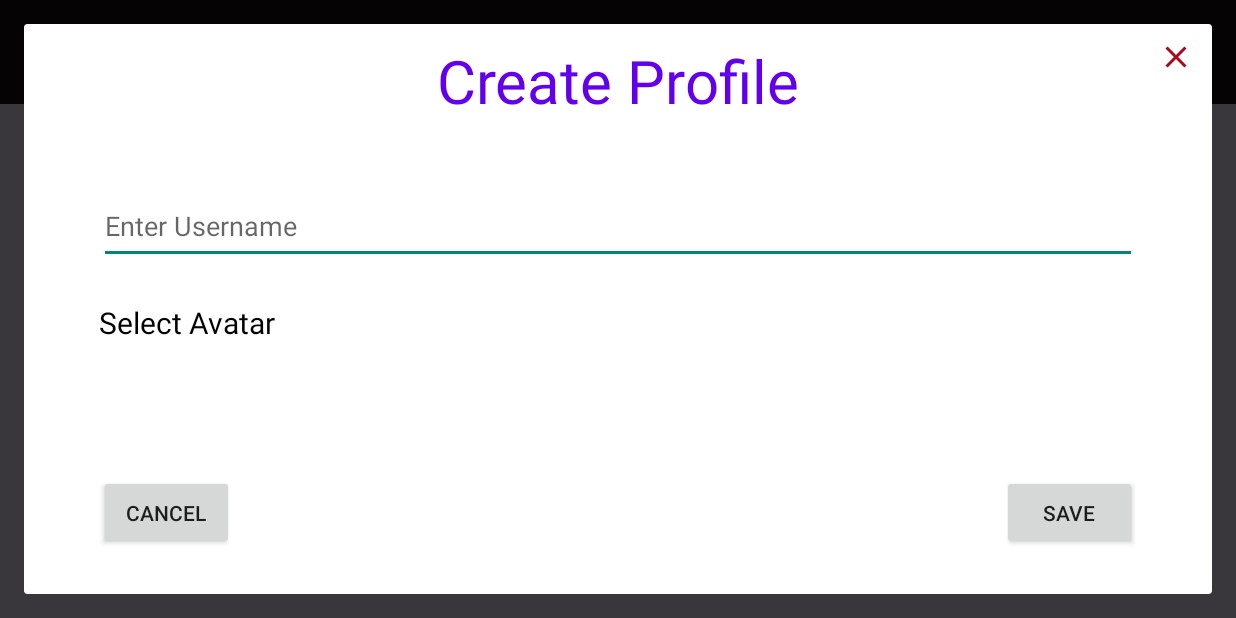
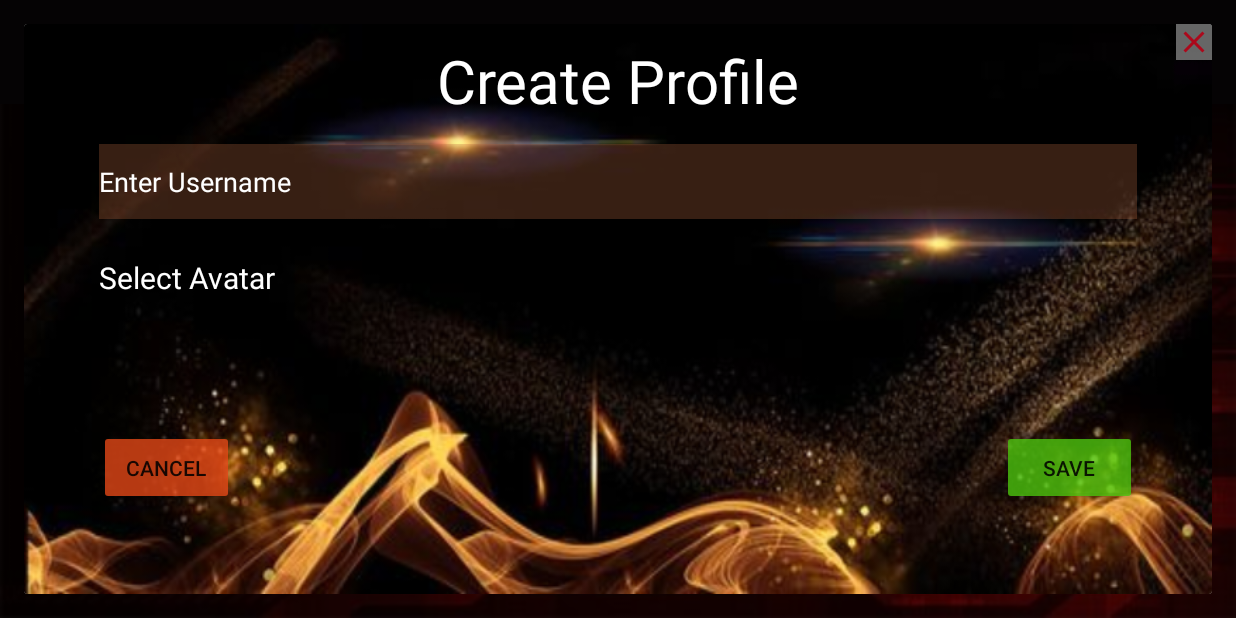
Before and after one commit to Ashwini-Suresh/PADEMO, an Android app: the fragment createDialog placed in its activity, tab 2 chosen, on a phone screen of 824 x 412 dp (held sideways). Run offline under Robolectric (Android 15) with nearby library versions, the phone set to English and light mode, and no system bars; 4 statements that could not run were skipped.

Commit message:
theme changed

```diff
--- a/PersonalAccountHMI/app/src/main/res/layout/activity_main.xml
+++ b/PersonalAccountHMI/app/src/main/res/layout/activity_main.xml
@@ -12,7 +12,7 @@
         android:layout_width="match_parent"
         android:layout_height="69dp"
         app:tabTextColor="#B78DEA"
-        app:tabSelectedTextColor="#FF9800"
+        app:tabSelectedTextColor="#DF2214"
         android:background="#0C080B">
 
         <com.google.android.material.tabs.TabItem
--- a/PersonalAccountHMI/app/src/main/res/layout/createdialog.xml
+++ b/PersonalAccountHMI/app/src/main/res/layout/createdialog.xml
@@ -5,6 +5,7 @@
     android:id="@+id/createdialog"
     android:layout_width="match_parent"
     android:layout_height="match_parent"
+    android:background="@drawable/bg4"
     android:minWidth="1000dp"
     android:minHeight="1000dp"
     android:orientation="vertical">
@@ -20,7 +21,7 @@
             android:layout_gravity="center|bottom"
             android:padding="5dp"
             android:text="Create Profile"
-            android:textColor="@color/purple_500"
+            android:textColor="@color/white"
             android:textSize="40dp" />
 
         <ImageButton
@@ -28,7 +29,7 @@
             android:layout_width="wrap_content"
             android:layout_height="wrap_content"
             android:layout_gravity="top|end"
-            android:backgroundTint="@android:color/transparent"
+            android:background="#66FFFFFF"
             android:scaleType="fitXY"
             app:srcCompat="@drawable/close"
             tools:ignore="SpeakableTextPresentCheck" />
@@ -39,11 +40,14 @@
         android:layout_width="match_parent"
         android:layout_height="50dp"
         android:layout_marginStart="50dp"
-        android:layout_marginTop="40dp"
+        android:layout_marginTop="10dp"
         android:layout_marginEnd="50dp"
+        android:background="#4ABF6A42"
         android:ems="10"
         android:hint="Enter Username"
-        android:inputType="textPersonName" />
+        android:inputType="textPersonName"
+        android:textColor="@color/white"
+        android:textColorHint="@color/white" />
 
     <TextView
         android:id="@+id/textView3"
@@ -52,7 +56,7 @@
         android:layout_marginStart="50dp"
         android:layout_marginTop="25dp"
         android:text="Select Avatar"
-        android:textColor="@color/black"
+        android:textColor="@color/white"
         android:textSize="20dp" />
 
     <androidx.recyclerview.widget.RecyclerView
@@ -74,6 +78,7 @@
             android:layout_height="50dp"
             android:layout_gravity="center_vertical|start"
             android:layout_marginStart="50dp"
+            android:backgroundTint="#CCE34817"
             android:text="CANCEL" />
 
         <Button
@@ -82,6 +87,7 @@
             android:layout_height="50dp"
             android:layout_gravity="center_vertical|end"
             android:layout_marginEnd="50dp"
+            android:backgroundTint="#CC4CC30E"
             android:text="SAVE" />
 
 
--- a/PersonalAccountHMI/app/src/main/res/layout/editavatarlayout.xml
+++ b/PersonalAccountHMI/app/src/main/res/layout/editavatarlayout.xml
@@ -5,6 +5,7 @@
     android:id="@+id/editAvatarLayout"
     android:layout_width="match_parent"
     android:layout_height="match_parent"
+    android:background="@drawable/bg7"
     android:minWidth="1000dp"
     android:minHeight="1000dp"
     android:orientation="vertical">
@@ -28,7 +29,7 @@
             android:layout_width="wrap_content"
             android:layout_height="wrap_content"
             android:layout_gravity="top|end"
-            android:backgroundTint="@android:color/transparent"
+            android:backgroundTint="#99958888"
             android:scaleType="fitXY"
             app:srcCompat="@drawable/close"
             tools:ignore="SpeakableTextPresentCheck" />
@@ -55,12 +56,14 @@
             android:layout_height="50dp"
             android:layout_gravity="center_vertical|start"
             android:layout_marginStart="100dp"
+            android:backgroundTint="#CC8E8787"
             android:text="CANCEL" />
 
         <Button
             android:id="@+id/saveAvatar"
             android:layout_width="90dp"
             android:layout_height="50dp"
+            android:backgroundTint="#CC2129BA"
             android:layout_gravity="center_vertical|end"
             android:layout_marginEnd="100dp"
             android:text="SAVE" />
--- a/PersonalAccountHMI/app/src/main/res/layout/fragment_allprofile.xml
+++ b/PersonalAccountHMI/app/src/main/res/layout/fragment_allprofile.xml
@@ -4,7 +4,7 @@
     android:id="@+id/fragment_allprofile"
     android:layout_width="match_parent"
     android:orientation="vertical"
-    android:background="@drawable/background"
+    android:background="@drawable/bg2"
     android:layout_height="match_parent"
     tools:context=".view.FragmentAllProfile">
 
--- a/PersonalAccountHMI/app/src/main/res/layout/fragment_editprofile.xml
+++ b/PersonalAccountHMI/app/src/main/res/layout/fragment_editprofile.xml
@@ -5,15 +5,43 @@
     android:id="@+id/layout_editprofile"
     android:layout_width="match_parent"
     android:layout_height="match_parent"
-    android:background="#B5645B6E"
+    android:background="@drawable/bg1"
     tools:context=".view.FragmentEditProfile">
 
     <androidx.cardview.widget.CardView
-        android:layout_width="222dp"
-        android:layout_height="214dp"
+        android:layout_width="220dp"
+        android:layout_height="230dp"
         android:layout_marginStart="50dp"
         android:layout_marginTop="60dp"
-        app:cardCornerRadius="10dp" />
+        app:cardCornerRadius="10dp">
+
+        <FrameLayout
+            android:layout_width="match_parent"
+            android:layout_height="match_parent"
+            android:background="@drawable/cardbg">
+
+            <LinearLayout
+                android:layout_width="wrap_content"
+                android:layout_height="wrap_content"
+                android:layout_gravity="bottom|center"
+                android:layout_marginBottom="30dp"
+                android:orientation="vertical">
+                <ImageView
+                    android:layout_width="90dp"
+                    android:layout_height="90dp"
+                    android:src="@mipmap/avatar1" />
+                <TextView
+                    android:layout_width="wrap_content"
+                    android:layout_height="wrap_content"
+                    android:textColor="#FFFFFF"
+                    android:textStyle="bold"
+                    android:textSize="20sp"
+                    android:layout_gravity="center"
+                    android:text="Driver1"/>
+            </LinearLayout>
+
+        </FrameLayout>
+    </androidx.cardview.widget.CardView>
 
     <LinearLayout
         android:layout_width="300dp"
```
Also changed, not shown: PersonalAccountHMI/app/src/main/res/drawable/background.jpg (deleted), PersonalAccountHMI/app/src/main/res/drawable/bg1.jpg (added), PersonalAccountHMI/app/src/main/res/drawable/bg2.jpg (added), PersonalAccountHMI/app/src/main/res/drawable/bg4.jpg (added), PersonalAccountHMI/app/src/main/res/drawable/bg7.jpg (added), PersonalAccountHMI/app/src/main/res/drawable/cardbg.jpg (added), 430 other files.
